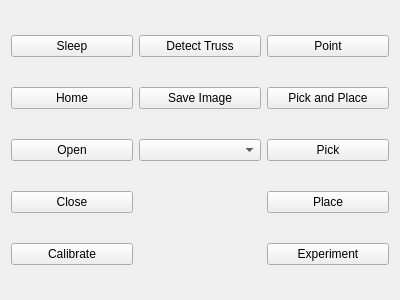
Before: the Qt Designer form rqt_user_interface/resource/flex_grasp.ui in padmaja-kulkarni/vine_tomato_grasping, drawn with Qt 5.
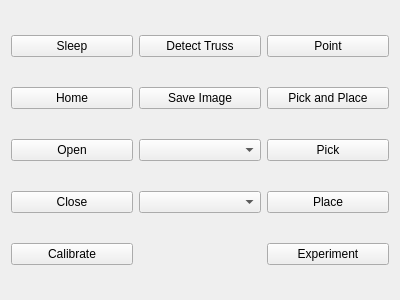
After: the same form once the commit is applied.

Commit message: Add dropdown menu for selecting experiment save folder

```diff
--- a/rqt_user_interface/resource/flex_grasp.ui
+++ b/rqt_user_interface/resource/flex_grasp.ui
@@ -86,6 +86,11 @@
     </widget>
    </item>
 
+   <item row="3" column="1">
+    <widget class="QComboBox" name="ExperimentIDButton">
+    </widget>
+   </item>
+
    <item row="0" column="2">
     <widget class="QPushButton" name="PointButton">
      <property name="text">
```
Left out of the diff: 10 changed lines with no effect on the pictures. The commit also changes 6 other files.
